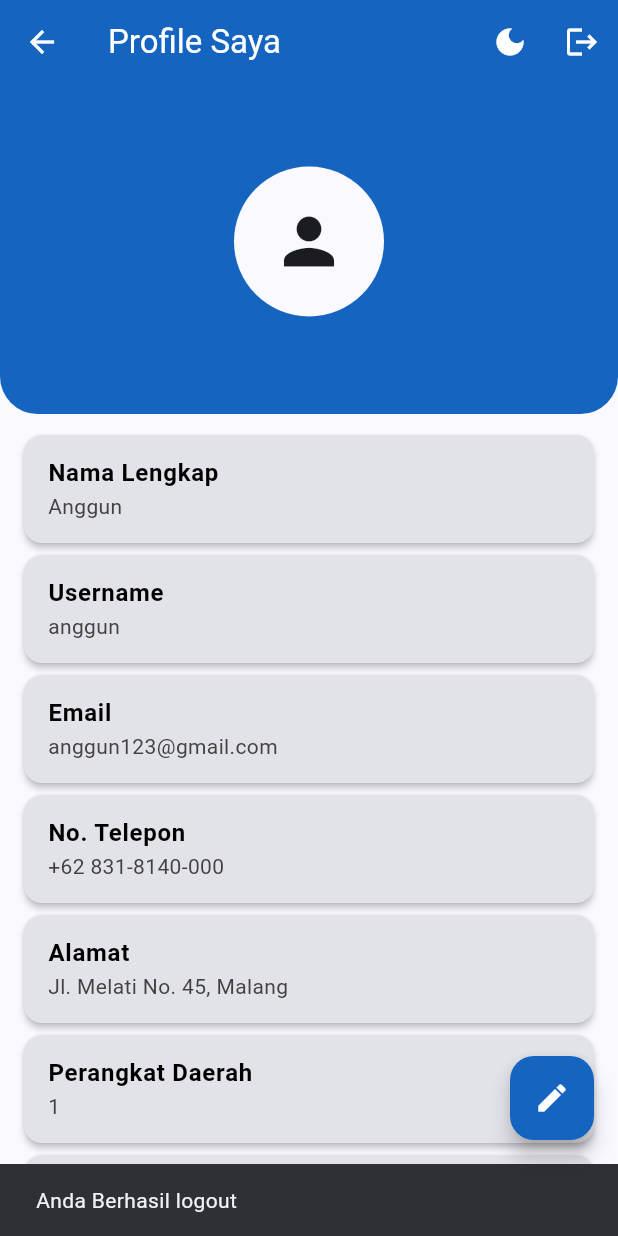
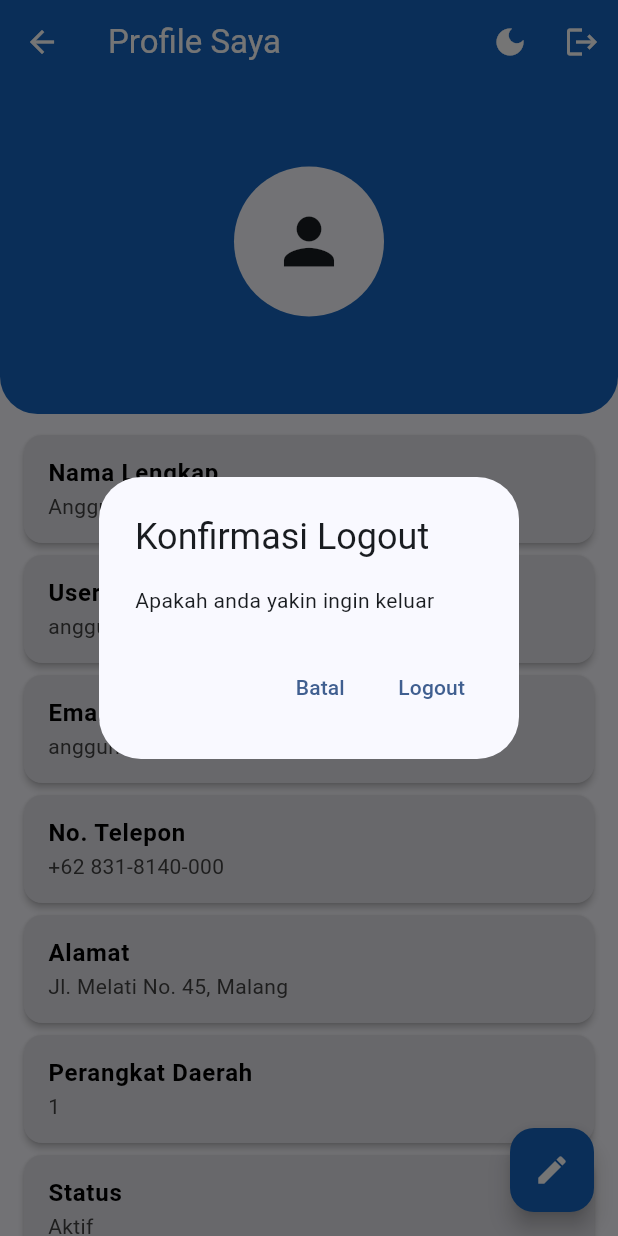
Before and after one commit to UlfiatulRosida/project_tim, a Flutter app: the HalamanProfile screen opened by its route, after a tap on the "logout" icon, on a phone screen of 412 x 824 dp. Run offline on Flutter 3.47's test engine with Material 3 defaults, Android fonts, the light colour scheme and no system bars; our stand-ins replace file_picker, image_picker, shared_preferences; accounts and stored records are empty.

Commit message:
benerin sedikit dihalaman input, home, profile

```diff
--- a/lib/pages/home_page.dart
+++ b/lib/pages/home_page.dart
@@ -124,8 +124,8 @@ class HomePage extends StatelessWidget {
                 children: [
                   Row(
                     children: [
-                      Image.network(
-                        'https://upload.wikimedia.org/wikipedia/commons/9/9f/Lambang_Kota_Malang.png',
+                      Image.asset(
+                        'logo.png',
                         width: 50,
                         height: 50,
                       ),
--- a/lib/pages/profile_page.dart
+++ b/lib/pages/profile_page.dart
@@ -1,6 +1,7 @@
 // import 'dart:math';
 import 'dart:io';
 import 'package:flutter/material.dart';
+import 'package:project_tim/pages/login_page.dart';
 import 'edit_profile_page.dart';
 import 'package:shared_preferences/shared_preferences.dart';
 
@@ -83,11 +84,40 @@ class _HalamanProfileState extends State<HalamanProfile> {
 
   // Fungsi logout
   void logout() {
-    ScaffoldMessenger.of(
-      context,
-    ).showSnackBar(
-      const SnackBar(content: Text('Anda Berhasil logout')),
-    );
+    final rootContext = context;
+    showDialog(
+        context: context,
+        builder: (context) => AlertDialog(
+              backgroundColor: Theme.of(context).colorScheme.surface,
+              title: const Text("Konfirmasi Logout"),
+              content: const Text("Apakah anda yakin ingin keluar"),
+              actions: [
+                TextButton(
+                  onPressed: () => Navigator.pop(context),
+                  child: const Text("Batal"),
+                ),
+                TextButton(
+                  onPressed: () async {
+                    Navigator.pop(context);
+                    ScaffoldMessenger.of(context).showSnackBar(const SnackBar(
+                      content: Text("Anda berhasil keluar"),
+                      backgroundColor: Colors.green,
+                    ));
+                    await Future.delayed(const Duration(milliseconds: 600));
+                    Navigator.of(rootContext).pushAndRemoveUntil(
+                      MaterialPageRoute(builder: (_) => const LoginPage()),
+                      (route) => false,
+                    );
+                  },
+                  child: const Text("Logout"),
+                ),
+              ],
+            ));
+    // ScaffoldMessenger.of(
+    //   context,
+    // ).showSnackBar(
+    //   const SnackBar(content: Text('Anda Berhasil logout')),
+    // );
   }
 
   // Membuka foto profil dalam mode layar penuh
```
Also changed, not shown: lib/pages/input_pengaduan_page.dart (+28 -6 lines).
